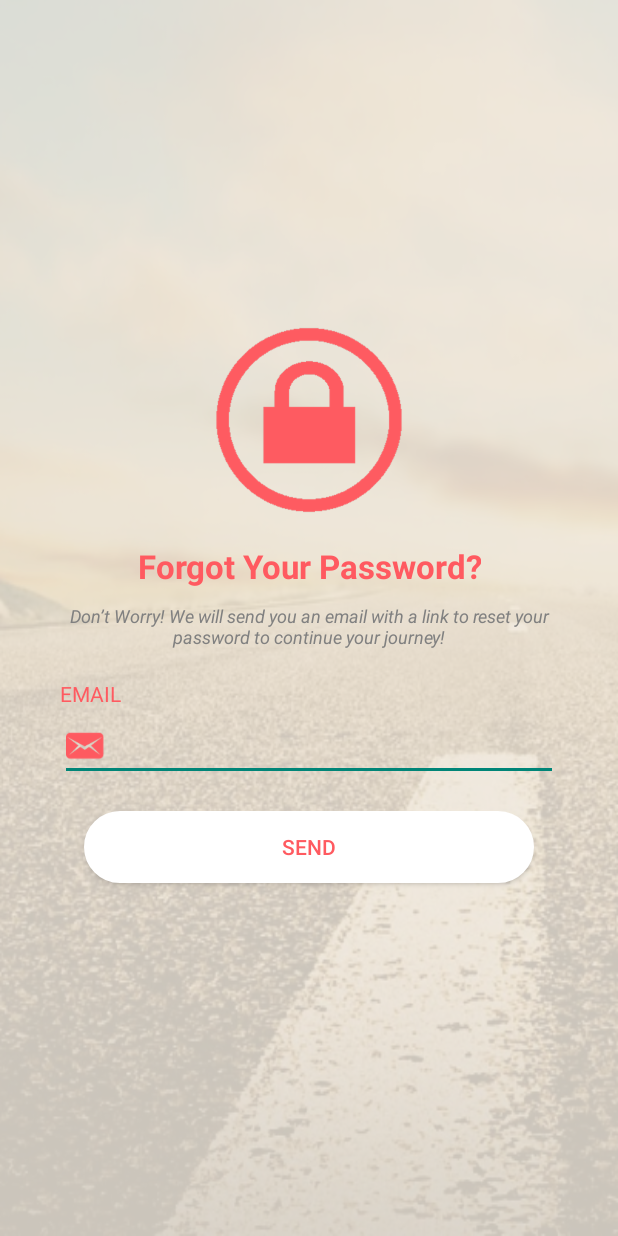
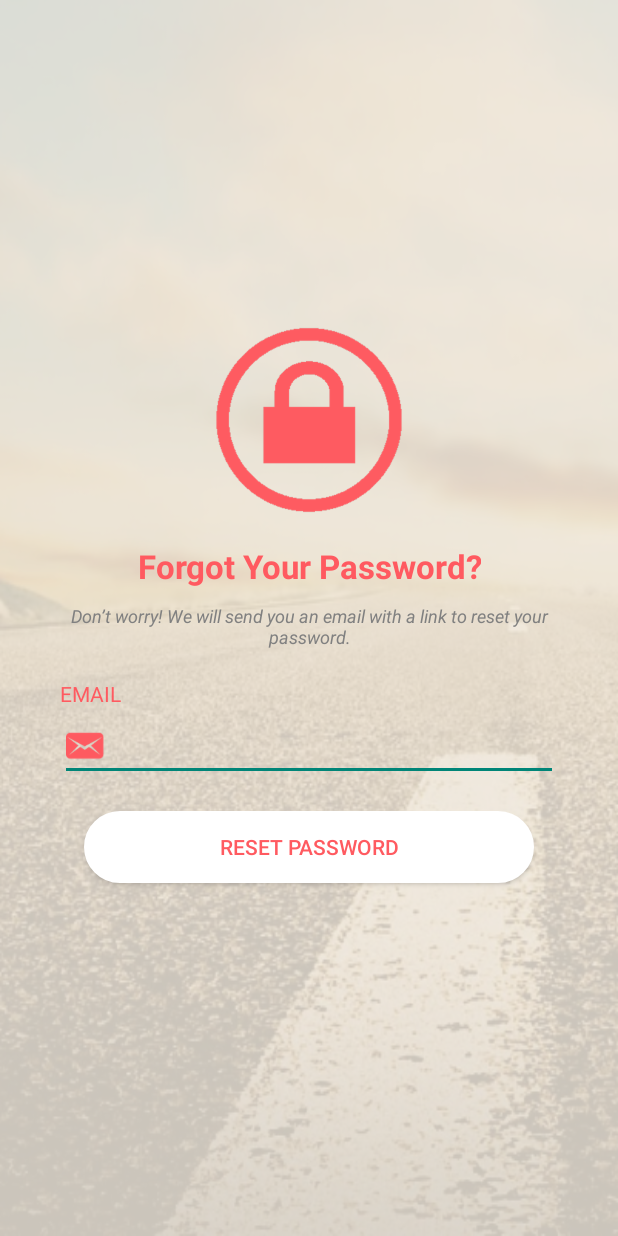
Before and after one commit to davidhqr/Distractic, an Android app: the layout fragment_forgot_password.xml on its own in the app's theme, with its tools: preview values and no code run, on a phone screen of 412 x 824 dp. Run offline under Robolectric (Android 15) with nearby library versions, the phone set to English and light mode, and no system bars.

Commit message:
Implement forgot password

```diff
--- a/app/src/main/java/com/distractic/LoginFragment.java
+++ b/app/src/main/java/com/distractic/LoginFragment.java
@@ -60,6 +60,7 @@ public class LoginFragment extends Fragment implements View.OnClickListener {
 
         loginButton.setOnClickListener(this);
         signupText.setOnClickListener(this);
+        forgotPasswordText.setOnClickListener(this);
     }
 
     @Override
--- a/app/src/main/java/com/distractic/util/Constants.java
+++ b/app/src/main/java/com/distractic/util/Constants.java
@@ -2,9 +2,10 @@ package com.distractic.util;
 
 public class Constants {
     public static final String BASE_URL = "http://138.197.151.168/";
-    public static final String SIGNUP_OPERATION = "register";
+    public static final String SIGNUP_OPERATION = "signup";
     public static final String LOGIN_OPERATION = "login";
-    public static final String CHANGE_PASSWORD_OPERATION = "chgPass";
+    public static final String RESET_PASSWORD_OPERATION = "resetPassword";
+    public static final String CHANGE_PASSWORD_OPERATION = "changePassword";
 
     public static final String SUCCESS = "success";
     public static final String FAILURE = "failure";
--- a/app/src/main/res/drawable/bg_profile_picture_circle.xml
+++ b/app/src/main/res/drawable/bg_profile_picture_circle.xml
@@ -2,8 +2,8 @@
 <shape xmlns:android="http://schemas.android.com/apk/res/android">
 
     <stroke
-        android:width="3dp"
-        android:color="@color/colorPrimary"/>
+        android:width="2dp"
+        android:color="@color/colorWhite"/>
     <solid android:color="@color/colorGrey"/>
     <corners android:radius="75dp"/>
 </shape>
--- a/app/src/main/res/layout/fragment_forgot_password.xml
+++ b/app/src/main/res/layout/fragment_forgot_password.xml
@@ -12,6 +12,7 @@
         android:layout_height="wrap_content"
         android:layout_marginBottom="20dp"
         android:layout_marginTop="40dp"
+        android:contentDescription="@string/description_lock"
         android:src="@drawable/ic_lock" />
 
     <TextView
@@ -68,7 +69,7 @@
         android:layout_marginRight="40dp">
 
         <EditText
-            android:id="@+id/forgot_edit_enteremail"
+            android:id="@+id/forgot_edit_email"
             android:layout_width="match_parent"
             android:layout_height="wrap_content"
             android:drawablePadding="10dp"
@@ -79,14 +80,14 @@
 
 
     <android.support.v7.widget.AppCompatButton
-        android:id="@+id/forgot_button_sendbutton"
+        android:id="@+id/forgot_button_resetPassword"
         android:layout_width="300dp"
         android:layout_height="wrap_content"
         android:layout_below="@id/forgot_email"
         android:layout_centerInParent="true"
         android:layout_marginTop="20dp"
         android:background="@drawable/bg_rounded_button_filled"
-        android:text="Send"
+        android:text="@string/forgot_resetPasswordButton"
         android:textColor="@color/colorPrimary" />
 
     <ProgressBar
@@ -94,7 +95,7 @@
         style="@style/Base.Widget.AppCompat.ProgressBar"
         android:layout_width="match_parent"
         android:layout_height="wrap_content"
-        android:layout_below="@id/forgot_button_sendbutton"
+        android:layout_below="@id/forgot_button_resetPassword"
         android:layout_marginTop="10dp"
         android:indeterminate="true"
         android:visibility="invisible" />
--- a/app/src/main/res/values/strings.xml
+++ b/app/src/main/res/values/strings.xml
@@ -2,6 +2,7 @@
 <resources>
     <string name="app_name">Distractic</string>
     <string name="description_distracticLogo">This is the Distractic logo.</string>
+    <string name="description_lock">This is a lock.</string>
 
     <string name="login_usernameText">USERNAME</string>
     <string name="login_passwordText">PASSWORD</string>
@@ -40,8 +41,8 @@
 
     <string name="forgot_password">Forgot Your Password?</string>
     <string name="forgot_emailText">EMAIL</string>
-    <string name="forgot_sendButton">SEND</string>
-    <string name="forgot_passwordMessage">Don\’t Worry! We will send you an email with a link to reset your password to continue your journey!</string>
+    <string name="forgot_resetPasswordButton">RESET PASSWORD</string>
+    <string name="forgot_passwordMessage">Don\’t worry! We will send you an email with a link to reset your password.</string>
 
     <string name="navigation_home">Home</string>
     <string name="navigation_profile">Profile</string>
```
Also changed, not shown: app/src/main/java/com/distractic/ForgotPasswordFragment.java (+76 -4 lines), app/src/main/res/layout/activity_home.xml (+15 -5 lines).
